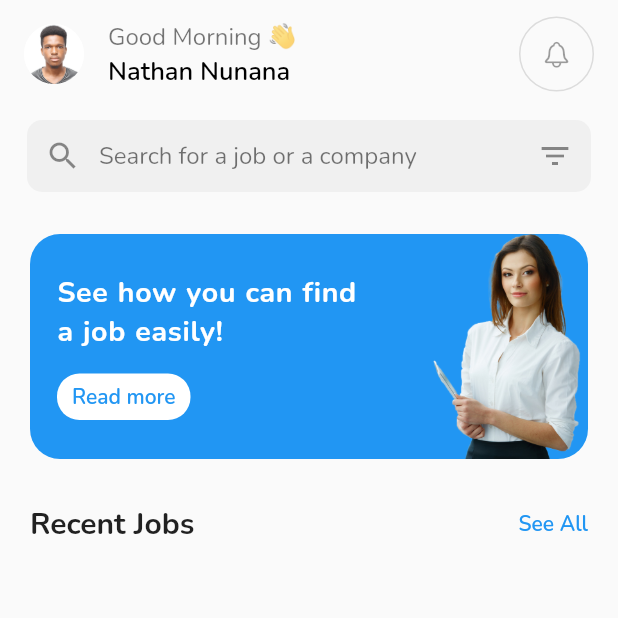
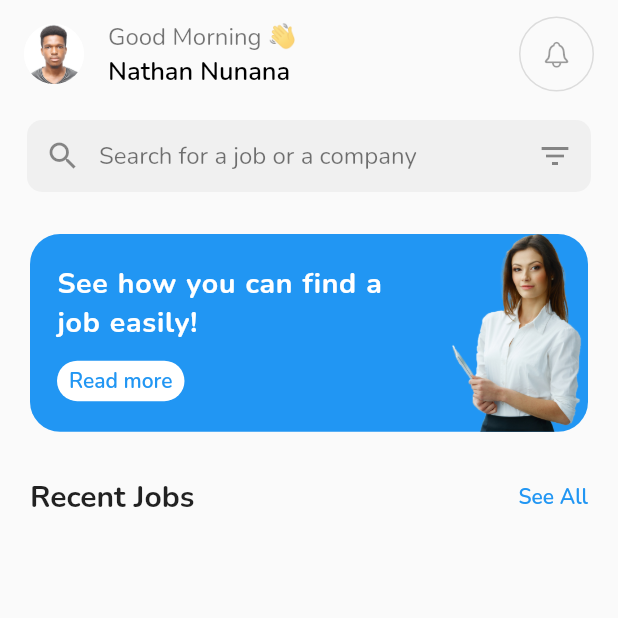
Before and after one commit to NathanNunana/Hire-Me, a Flutter app: the HomeScreen screen opened directly, on a phone screen of 412 x 824 dp, the top half of it. Run offline on Flutter 3.47's test engine with Material 2 defaults, Android fonts, the phone set to English and light mode, and no system bars; our stand-ins replace flutter_dotenv, google_fonts, hive, hive_flutter, supabase_flutter; accounts and stored records are empty.

Commit message:
read more

```diff
--- a/lib/widgets/read_more.dart
+++ b/lib/widgets/read_more.dart
@@ -9,7 +9,7 @@ class ReadMore extends StatelessWidget {
   Widget build(BuildContext context) {
     return Container(
       margin: const EdgeInsets.all(20),
-      height: 150,
+      height: MediaQuery.of(context).size.height * 0.16,
       width: double.infinity,
       decoration: BoxDecoration(
         color: Colors.blue,
@@ -26,7 +26,7 @@ class ReadMore extends StatelessWidget {
           mainAxisAlignment: MainAxisAlignment.center,
           children: [
             SizedBox(
-              width: MediaQuery.of(context).size.width / 2,
+              width: MediaQuery.of(context).size.width / 1.8,
               child: const Text(
                 "See how you can find a job easily!",
                 style: TextStyle(
@@ -39,13 +39,13 @@ class ReadMore extends StatelessWidget {
               ),
             ),
             const SizedBox(
-              height: 15,
+              height: 12,
             ),
             InkWell(
               onTap: () {},
               child: Container(
                 padding:
-                    const EdgeInsets.symmetric(horizontal: 10.0, vertical: 6.0),
+                    const EdgeInsets.symmetric(horizontal: 8.0, vertical: 4.0),
                 decoration: BoxDecoration(
                     color: Colors.white,
                     borderRadius: BorderRadius.circular(15)),
```
